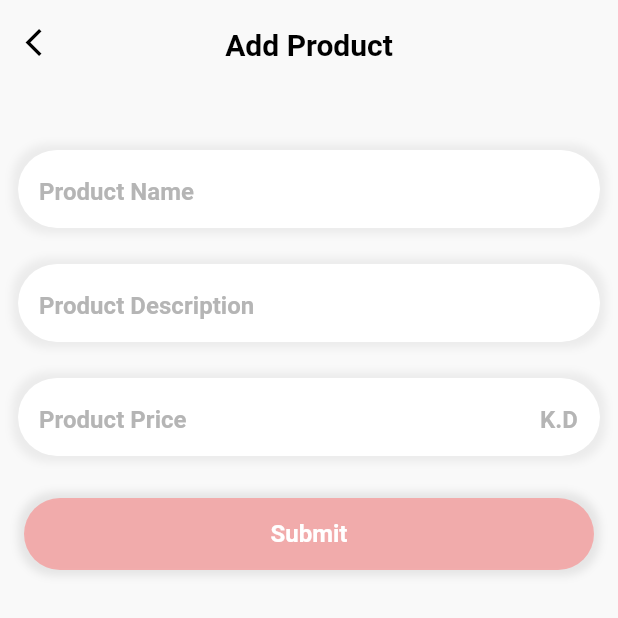
After one commit to RafiMagsi/products_task, a Flutter app: the screen it shows after launch, after a tap on "Add Product", on a phone screen of 412 x 824 dp, the top half of it. The commit adds this screen. Run offline on Flutter 3.47's test engine with Material 2 defaults, Android fonts, the phone set to English and light mode, and no system bars; our stand-ins replace get, get_storage.

Commit message:
Page and Form templates created.

```diff
--- a/lib/Pages/Products/add_product.dart
+++ b/lib/Pages/Products/add_product.dart
@@ -1,10 +1,10 @@
 import 'package:flutter/material.dart';
 import 'package:flutter/services.dart';
-import 'package:products_task/Configs/app_sizes.dart';
 import 'package:products_task/Configs/app_strings.dart';
 import 'package:products_task/Configs/text_styles.dart';
 import 'package:products_task/Controllers/add_product_controller.dart';
-import 'package:products_task/Widgets/custom_app_bar.dart';
+import 'package:products_task/Widgets/Templates/form_template.dart';
+import 'package:products_task/Widgets/Templates/page_template.dart';
 import 'package:get/get.dart';
 import 'package:products_task/Widgets/custom_button.dart';
 import 'package:products_task/Widgets/custom_text_field.dart';
@@ -20,15 +20,11 @@
 
   @override
   Widget build(BuildContext context) {
-    return Scaffold(
-      appBar: CustomAppBar(title: "Add Product"),
-      body: Column(
-        children: [
-          Form(
-            key: controller.productForm,
-            child: Column(
-              children: [
-                SizedBox(height: AppSizes.xLargeSpacing),
+    return PageTemplate(
+      pageTitle: "Add Product",
+      body: FormTemplate(
+        formKey: controller.productForm,
+        formFields: [
           CustomTextField(
             placeHolder: "Product Name",
             inputController: controller.nameController,
@@ -44,8 +40,8 @@
             inputFormatters: [FilteringTextInputFormatter.digitsOnly],
             textInputType: TextInputType.number,
           ),
-                SizedBox(height: AppSizes.largeSpacing),
-                Obx(
+        ],
+        submitButton: Obx(
           () => CustomButton(
             title: "Submit",
             enabled: controller.buttonEnabled.value,
@@ -56,10 +52,6 @@
             },
           ),
         ),
-              ],
-            ),
-          )
-        ],
       ),
     );
   }
--- a/lib/Pages/Products/manage_products.dart
+++ b/lib/Pages/Products/manage_products.dart
@@ -3,7 +3,7 @@
 import 'package:products_task/Configs/app_sizes.dart';
 import 'package:products_task/Controllers/products_controller.dart';
 import 'package:products_task/Pages/Products/products_list.dart';
-import 'package:products_task/Widgets/custom_app_bar.dart';
+import 'package:products_task/Widgets/Templates/page_template.dart';
 import 'package:products_task/Widgets/custom_button.dart';
 import 'package:products_task/Widgets/custom_text_field.dart';
 import 'package:products_task/Widgets/empty_message.dart';
@@ -23,19 +23,14 @@
 
   @override
   Widget build(BuildContext context) {
-    return Scaffold(
-      appBar: CustomAppBar(title: "Manage Products", rootPage: true),
-      body: Stack(
-        children: [
-          Column(
-            children: [
-              CustomTextField(
+    return PageTemplate(
+      pageTitle: "Manage Products",
+      header: CustomTextField(
         placeHolder: "Search Products",
         inputController: controller.searchController,
         autoValidate: false,
       ),
-              Expanded(
-                child: RefreshIndicator(
+      body: RefreshIndicator(
         onRefresh: () {
           return controller.getProducts();
         },
@@ -47,23 +42,14 @@
                   : EmptyMessage(message: "No products found"),
             )),
       ),
-              ),
-            ],
-          ),
-          Positioned(
-            bottom: AppSizes.largeSpacing_2,
-            left: 0,
-            right: 0,
-            child: CustomButton(
+      rootPage: true,
+      footer: CustomButton(
         title: "Add Product",
         onTap: () async {
           await Get.toNamed(AppPages.addProduct);
           controller.getProducts();
         },
       ),
-          )
-        ],
-      ),
     );
   }
 }
--- /dev/null
+++ b/lib/Widgets/Templates/form_template.dart
@@ -0,0 +1,32 @@
+import 'package:flutter/material.dart';
+import 'package:products_task/Configs/app_sizes.dart';
+import 'package:products_task/Controllers/add_product_controller.dart';
+import 'package:get/get.dart';
+
+class FormTemplate extends GetView<AddProductController> {
+  final GlobalKey<FormState>? formKey;
+  final List<Widget>? formFields;
+  final Widget? submitButton;
+
+  const FormTemplate({
+    Key? key,
+    this.formKey,
+    this.formFields,
+    this.submitButton,
+  }) : super(key: key);
+
+  @override
+  Widget build(BuildContext context) {
+    return Form(
+      key: controller.productForm,
+      child: Column(
+        children: [
+          SizedBox(height: AppSizes.xLargeSpacing),
+          Column(children: formFields?.toList() ?? [Container()]),
+          SizedBox(height: AppSizes.largeSpacing),
+          submitButton ?? Container(),
+        ],
+      ),
+    );
+  }
+}
--- /dev/null
+++ b/lib/Widgets/Templates/page_template.dart
@@ -0,0 +1,37 @@
+import 'package:flutter/material.dart';
+import 'package:products_task/Configs/app_sizes.dart';
+import 'package:products_task/Controllers/products_controller.dart';
+import 'package:products_task/Widgets/custom_app_bar.dart';
+import 'package:get/get.dart';
+
+// Manage products page
+class PageTemplate extends GetView<ProductsController> {
+  final Widget? header;
+  final Widget? body;
+  final Widget? footer;
+  final String? pageTitle;
+  final bool? rootPage;
+
+  const PageTemplate({Key? key, this.body, this.header, this.footer, this.pageTitle = "", this.rootPage = false})
+      : super(key: key);
+
+  @override
+  Widget build(BuildContext context) {
+    return Scaffold(
+      appBar: CustomAppBar(title: pageTitle, rootPage: rootPage),
+      body: Stack(
+        children: [
+          Column(
+            children: [header ?? Container(), Expanded(child: body!)],
+          ),
+          Positioned(
+            bottom: AppSizes.largeSpacing_2,
+            left: 0,
+            right: 0,
+            child: footer ?? Container(),
+          )
+        ],
+      ),
+    );
+  }
+}
```
Lines whose indentation alone changed are shown as unchanged.
